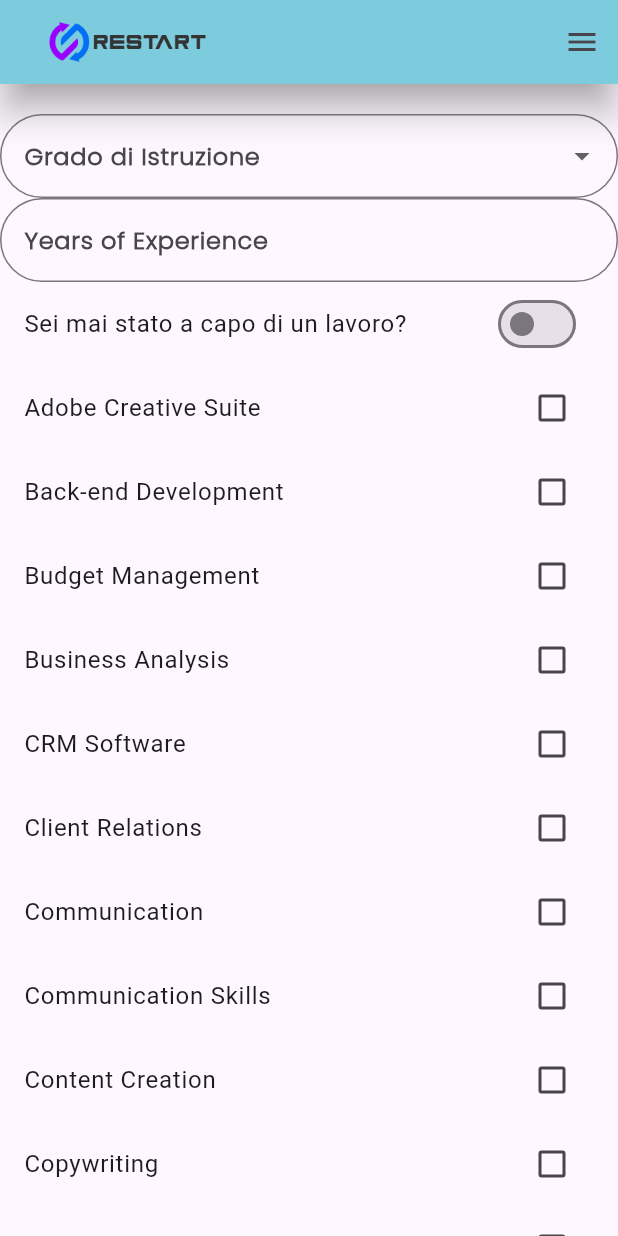
After one commit to rebeccadimatteo/ReStart, a Flutter app: the LavoroAdatto screen opened directly, on a phone screen of 412 x 824 dp. The commit adds this screen. Run offline on Flutter 3.47's test engine with Material 3 defaults, Android fonts, the phone set to English and light mode, and no system bars; our stand-ins replace date_field, image_picker, shelf; missing offline and left inert: dart_jsonwebtoken, flutter_session_manager, postgres, shelf_multipart, shelf_router.

Commit message:
update generic_app_bar, profilo, routes

```diff
--- a/ReStart/lib/presentation/components/generic_app_bar.dart
+++ b/ReStart/lib/presentation/components/generic_app_bar.dart
@@ -1,7 +1,13 @@
+import 'dart:convert';
+
 import 'package:flutter/material.dart';
 import 'package:flutter_session_manager/flutter_session_manager.dart';
-import 'package:restart_all_in_one/presentation/screens/login_signup/start.dart';
+import '../../model/entity/utente_DTO.dart';
+import '../../utils/jwt_utils.dart';
+import '../screens/login_signup/start.dart';
 import '../screens/routes/routes.dart';
+
+import 'package:http/http.dart' as http;
 
 /// Classe che builda il widget per mostrare una [AppBar].
 class GenericAppBar extends StatelessWidget implements PreferredSizeWidget {
@@ -184,7 +190,7 @@ class GenericAppBar extends StatelessWidget implements PreferredSizeWidget {
                   fontWeight: FontWeight.bold,
                 ),
               ),
-            onTap: () {
+              onTap: () async {
                 Navigator.pushNamed(
                   context,
                   AppRoutes.profilo,
--- /dev/null
+++ b/ReStart/lib/presentation/screens/lavoro_adatto/lavoro_adatto.dart
@@ -0,0 +1,125 @@
+import 'package:flutter/material.dart';
+import 'package:restart_all_in_one/presentation/components/generic_app_bar.dart';
+
+class LavoroAdatto extends StatefulWidget {
+  @override
+  State<LavoroAdatto> createState() => _LavoroAdattoState();
+}
+
+class _LavoroAdattoState extends State<LavoroAdatto> {
+  String? _selectedEducationLevel;
+  int? _yearsOfExperience;
+  bool _hasBeenLeader = false;
+  List<String> _selectedSkills = [];
+  final _formKey = GlobalKey<FormState>();
+
+  final TextEditingController _yearsOfExperienceController =
+      TextEditingController();
+
+  @override
+  Widget build(BuildContext context) {
+    return Scaffold(
+        appBar: GenericAppBar(showBackButton: true),
+        endDrawer: GenericAppBar.buildDrawer(context),
+        body: SingleChildScrollView(
+            child: Form(
+                key: _formKey,
+                child: Column(
+                  children: [
+                    SizedBox(height: 20),
+                    DropdownButtonFormField<String>(
+                      value: _selectedEducationLevel,
+                      onChanged: (newValue) {
+                        setState(() {
+                          _selectedEducationLevel = newValue;
+                        });
+                      },
+                      items: [
+                        'Nessuna',
+                        'Licenza Media',
+                        'Diploma Superiore',
+                        'Laurea'
+                      ]
+                          .map<DropdownMenuItem<String>>(
+                            (String value) => DropdownMenuItem<String>(
+                              value: value,
+                              child: Text(value),
+                            ),
+                          )
+                          .toList(),
+                      decoration: const InputDecoration(
+                        border: OutlineInputBorder(
+                          borderRadius: BorderRadius.all(Radius.circular(30)),
+                        ),
+                        labelText: 'Grado di Istruzione',
+                        labelStyle: TextStyle(
+                          fontFamily: 'Poppins',
+                          fontWeight: FontWeight.bold,
+                        ),
+                      ),
+                    ),
+                    TextFormField(
+                      controller: _yearsOfExperienceController,
+                      keyboardType: TextInputType.number,
+                      onChanged: (value) {
+                        setState(() {
+                          _yearsOfExperience = int.tryParse(value);
+                        });
+                      },
+                      decoration: const InputDecoration(
+                        border: OutlineInputBorder(
+                          borderRadius: BorderRadius.all(Radius.circular(30)),
+                        ),
+                        labelText: 'Years of Experience',
+                        labelStyle: TextStyle(
+                          fontFamily: 'Poppins',
+                          fontWeight: FontWeight.bold,
+                        ),
+                      ),
+                    ),
+                    SwitchListTile(
+                      title: const Text('Sei mai stato a capo di un lavoro?'),
+                      value: _hasBeenLeader,
+                      onChanged: (bool value) {
+                        setState(() {
+                          _hasBeenLeader = value;
+                        });
+                      },
+                    ),
+                    _buildCheckboxListTile('Adobe Creative Suite'),
+                    _buildCheckboxListTile('Back-end Development'),
+                    _buildCheckboxListTile('Budget Management'),
+                    _buildCheckboxListTile('Business Analysis'),
+                    _buildCheckboxListTile('CRM Software'),
+                    _buildCheckboxListTile('Client Relations'),
+                    _buildCheckboxListTile('Communication'),
+                    _buildCheckboxListTile('Communication Skills'),
+                    _buildCheckboxListTile('Content Creation'),
+                    _buildCheckboxListTile('Copywriting'),
+                    _buildCheckboxListTile('Customer Service'),
+                    _buildCheckboxListTile('Customer Support'),
+                    _buildCheckboxListTile('Data Analysis'),
+                  ],
+                ))));
+  }
+
+  Widget _buildCheckboxListTile(String skill) {
+    return CheckboxListTile(
+      title: Text(skill),
+      value: _selectedSkills.contains(skill),
+      onChanged: (bool? value) {
+        setState(() {
+          if (value == true) {
+            _selectedSkills.add(skill);
+          } else {
+            _selectedSkills.remove(skill);
+          }
+        });
+      },
+    );
+  }
+}
+
+void main() {
+  runApp(MaterialApp(home: LavoroAdatto()));
+}
--- a/ReStart/lib/presentation/screens/routes/routes.dart
+++ b/ReStart/lib/presentation/screens/routes/routes.dart
@@ -1,19 +1,17 @@
 import 'package:flutter/material.dart';
-import 'package:path/path.dart';
-import 'package:restart_all_in_one/presentation/screens/annunci_di_lavoro/annunci_di_lavoro_pubblicati.dart';
-import 'package:restart_all_in_one/presentation/screens/annunci_di_lavoro/annuncio_di_lavoro_modify.dart';
-import 'package:restart_all_in_one/presentation/screens/eventi/eventi_pubblicati.dart';
-import 'package:restart_all_in_one/presentation/screens/home/home_ads.dart';
-import 'package:restart_all_in_one/presentation/screens/home/home_ca.dart';
 import '../alloggi_temporanei/alloggi_temporanei.dart';
 import '../alloggi_temporanei/alloggi_temporanei_ads.dart';
+import '../annunci_di_lavoro/annunci_di_lavoro_pubblicati.dart';
 import '../annunci_di_lavoro/annuncio_di_lavoro.dart';
 import '../annunci_di_lavoro/annuncio_di_lavoro_ads.dart';
 import '../corsi_di_formazione/corso_di_formazione.dart';
 import '../corsi_di_formazione/corso_di_formazione_ads.dart';
 import '../eventi/eventi.dart';
 import '../eventi/eventi_ads.dart';
+import '../eventi/eventi_pubblicati.dart';
 import '../eventi/evento_modify.dart';
+import '../home/home_ads.dart';
+import '../home/home_ca.dart';
 import '../home/home_utente.dart';
 import '../inserimento_annuncio/inserimento_annuncio.dart';
 import '../inserimento_evento/inserimento_evento.dart';
@@ -111,7 +109,6 @@ class AppRoutes {
       dettaglisupportoAds: (context) => DetailsSupportoAds(),
       richiesteAds: (context) => Richieste(),
       modificaevento: (context) => ModifyEvento(),
-      modificalavoro: (context) => ModifyLavoro()
     };
   }
 }
```
Also changed, not shown: ReStart/lib/presentation/screens/utente/profilo.dart (indentation only). Lines whose indentation alone changed are shown as unchanged.
